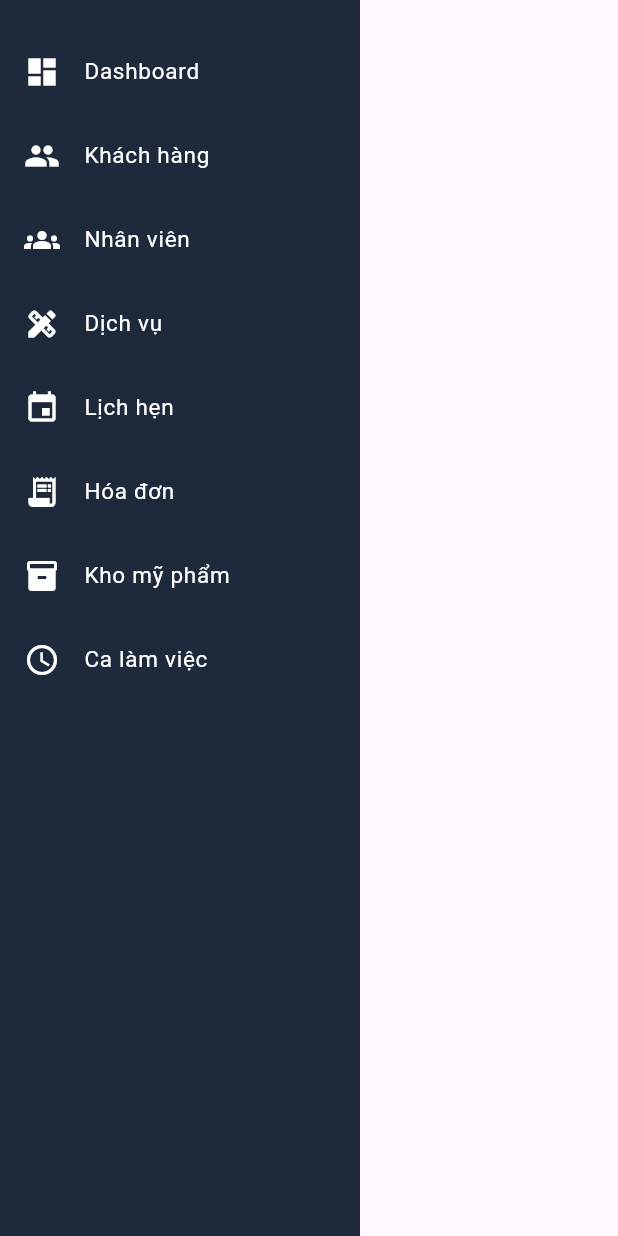
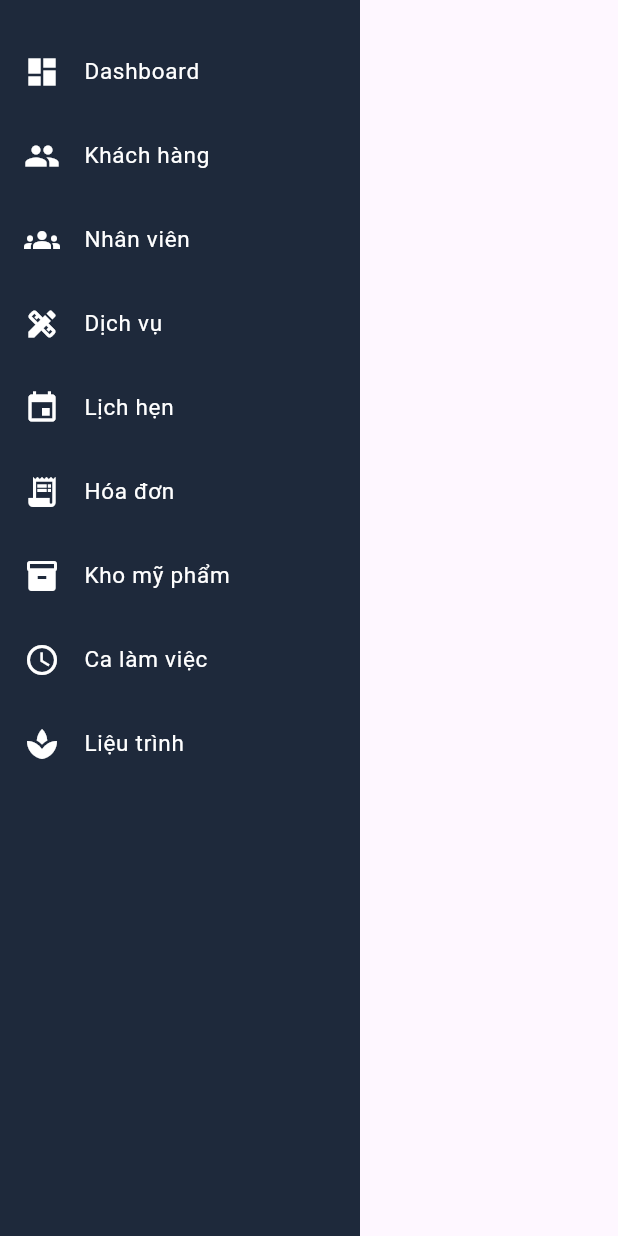
Before and after one commit to conlele0201/spa-crm-pro, a Flutter app: the Sidebar widget shown alone on an empty page, opened directly with empty values, on a phone screen of 412 x 824 dp. Run offline on Flutter 3.47's test engine with Material 3 defaults, Android fonts, the phone set to English and light mode, and no system bars; our stand-ins replace supabase_flutter; accounts and stored records are empty; statements that could not run were skipped.

Commit message:
Update sidebar.dart

```diff
--- a/frontend/lib/widgets/sidebar.dart
+++ b/frontend/lib/widgets/sidebar.dart
@@ -16,45 +16,59 @@ class Sidebar extends StatelessWidget {
       child: ListView(
         children: [
           const SizedBox(height: 20),
+
           _menuItem(
             icon: Icons.dashboard,
             label: "Dashboard",
             page: "dashboard",
           ),
+
           _menuItem(
             icon: Icons.people,
             label: "Khách hàng",
             page: "customers",
           ),
+
           _menuItem(
             icon: Icons.groups,
             label: "Nhân viên",
             page: "staff",
           ),
+
           _menuItem(
             icon: Icons.design_services,
             label: "Dịch vụ",
             page: "services",
           ),
+
           _menuItem(
             icon: Icons.event,
             label: "Lịch hẹn",
             page: "appointments",
           ),
+
           _menuItem(
             icon: Icons.receipt_long,
             label: "Hóa đơn",
             page: "billing",
           ),
+
           _menuItem(
             icon: Icons.inventory_2,
             label: "Kho mỹ phẩm",
             page: "inventory",
           ),
+
           _menuItem(
             icon: Icons.schedule,
             label: "Ca làm việc",
-            page: "staff_shifts",    // ← THÊM MỤC STAFF SHIFTS
+            page: "staff_shifts",
+          ),
+
+          _menuItem(
+            icon: Icons.spa,
+            label: "Liệu trình",
+            page: "treatment_sessions",
           ),
         ],
       ),
```
